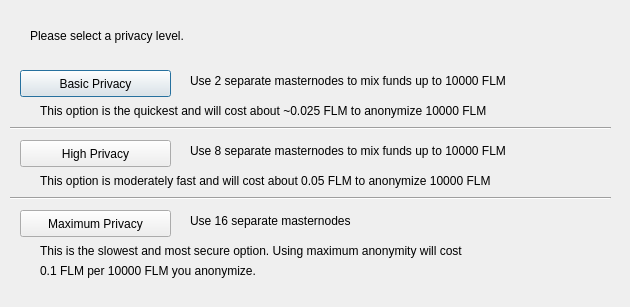
This is src/qt/forms/obfuscationconfig.ui in folm/folm as Qt 5 draws it before an edit. The edited form follows.
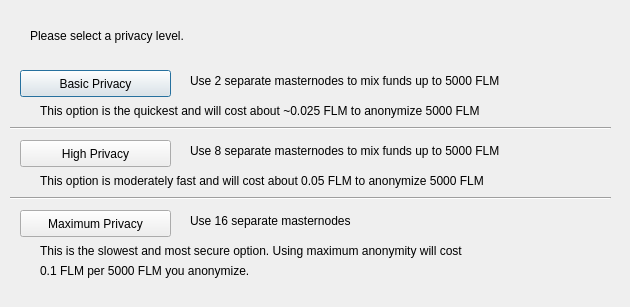
This is the edited form.

Diff of the .ui file:
```diff
--- a/src/qt/forms/obfuscationconfig.ui
+++ b/src/qt/forms/obfuscationconfig.ui
@@ -75,7 +75,7 @@
     </rect>
    </property>
    <property name="text">
-    <string>Use 2 separate masternodes to mix funds up to 10000 FLM</string>
+    <string>Use 2 separate masternodes to mix funds up to 5000 FLM</string>
    </property>
   </widget>
   <widget class="QLabel" name="label_3">
@@ -88,7 +88,7 @@
     </rect>
    </property>
    <property name="text">
-    <string>Use 8 separate masternodes to mix funds up to 10000 FLM</string>
+    <string>Use 8 separate masternodes to mix funds up to 5000 FLM</string>
    </property>
   </widget>
   <widget class="QLabel" name="label_4">
@@ -114,7 +114,7 @@
     </rect>
    </property>
    <property name="text">
-    <string>This option is the quickest and will cost about ~0.025 FLM to anonymize 10000 FLM</string>
+    <string>This option is the quickest and will cost about ~0.025 FLM to anonymize 5000 FLM</string>
    </property>
   </widget>
   <widget class="QLabel" name="label_7">
@@ -127,7 +127,7 @@
     </rect>
    </property>
    <property name="text">
-    <string>This option is moderately fast and will cost about 0.05 FLM to anonymize 10000 FLM</string>
+    <string>This option is moderately fast and will cost about 0.05 FLM to anonymize 5000 FLM</string>
    </property>
   </widget>
   <widget class="QLabel" name="label_8">
@@ -153,7 +153,7 @@
     </rect>
    </property>
    <property name="text">
-    <string>0.1 FLM per 10000 FLM you anonymize.</string>
+    <string>0.1 FLM per 5000 FLM you anonymize.</string>
    </property>
   </widget>
   <widget class="Line" name="line">
```
